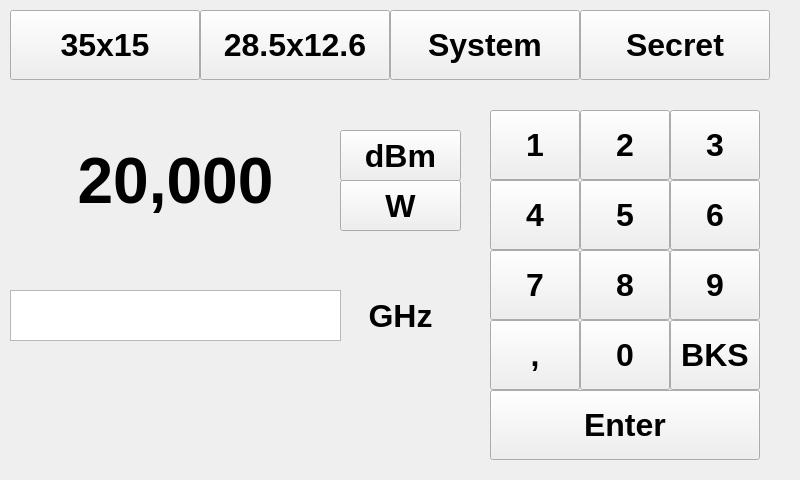
Above: sw_platform.ui from Linkrik/PowerMeter before the change. Below: the same form after it.
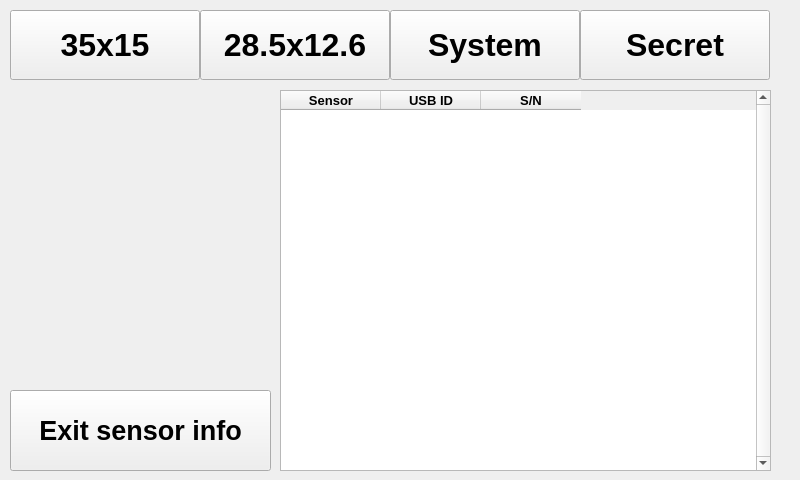
That is the form after the change. The open tabs and pages were chosen to show the change.

The edit to the form file:
```diff
--- a/sw_platform.ui
+++ b/sw_platform.ui
@@ -2269,6 +2269,104 @@
      </column>
     </widget>
    </widget>
+   <widget class="QWidget" name="page9_sensor_information">
+    <widget class="QTableWidget" name="tw_sensor_list">
+     <property name="geometry">
+      <rect>
+       <x>270</x>
+       <y>0</y>
+       <width>491</width>
+       <height>381</height>
+      </rect>
+     </property>
+     <property name="font">
+      <font>
+       <family>Arial</family>
+       <pointsize>16</pointsize>
+       <weight>75</weight>
+       <bold>true</bold>
+      </font>
+     </property>
+     <property name="verticalScrollBarPolicy">
+      <enum>Qt::ScrollBarAlwaysOn</enum>
+     </property>
+     <property name="verticalScrollMode">
+      <enum>QAbstractItemView::ScrollPerItem</enum>
+     </property>
+     <column>
+      <property name="text">
+       <string>Sensor</string>
+      </property>
+      <property name="font">
+       <font>
+        <family>Arial</family>
+        <pointsize>10</pointsize>
+        <weight>75</weight>
+        <bold>true</bold>
+       </font>
+      </property>
+      <property name="textAlignment">
+       <set>AlignCenter</set>
+      </property>
+     </column>
+     <column>
+      <property name="text">
+       <string>USB ID</string>
+      </property>
+      <property name="font">
+       <font>
+        <family>Arial</family>
+        <pointsize>10</pointsize>
+        <weight>75</weight>
+        <bold>true</bold>
+       </font>
+      </property>
+      <property name="textAlignment">
+       <set>AlignCenter</set>
+      </property>
+     </column>
+     <column>
+      <property name="text">
+       <string>S/N</string>
+      </property>
+      <property name="font">
+       <font>
+        <family>Arial</family>
+        <pointsize>10</pointsize>
+        <weight>75</weight>
+        <bold>true</bold>
+       </font>
+      </property>
+      <property name="textAlignment">
+       <set>AlignCenter</set>
+      </property>
+     </column>
+    </widget>
+    <widget class="QPushButton" name="btn_exit_sensor_info">
+     <property name="geometry">
+      <rect>
+       <x>0</x>
+       <y>300</y>
+       <width>261</width>
+       <height>81</height>
+      </rect>
+     </property>
+     <property name="font">
+      <font>
+       <family>Arial</family>
+       <pointsize>20</pointsize>
+       <weight>75</weight>
+       <bold>true</bold>
+      </font>
+     </property>
+     <property name="text">
+      <string>Exit sensor info</string>
+     </property>
+     <property name="flat">
+      <bool>false</bool>
+     </property>
+    </widget>
+   </widget>
   </widget>
   <widget class="QPushButton" name="btn_select_285x126">
    <property name="geometry">
```
Left out of the diff: 65 changed lines with no effect on the pictures.
